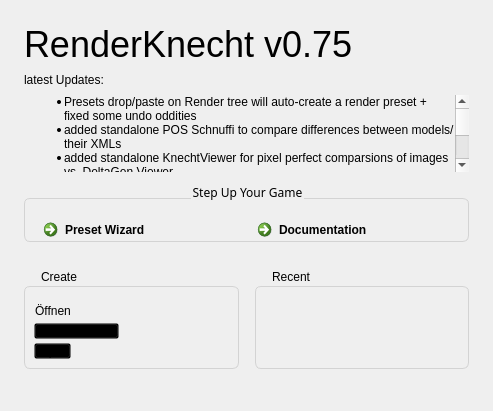
This is ui/knecht_welcome.ui in tappi287/RenderKnecht2 as Qt 5 draws it before an edit. The edited form follows.
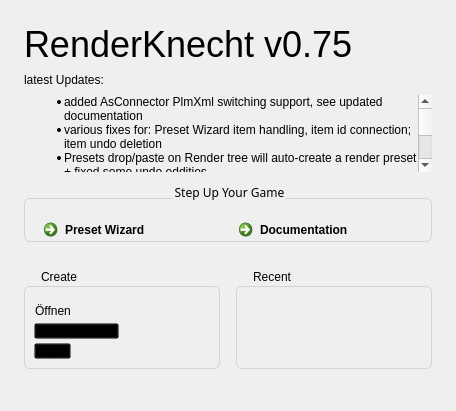
This is the edited form. Icons and pictures are not drawn.

Commit message: filter from which file types to create recent entries; remove leading/trailing line breaks, spaces from variants field text; add batch rendering PlmXml support; implement plmxml scene validation; improve asconnector request error handling;

What changed in the file:
```diff
--- a/ui/knecht_welcome.ui
+++ b/ui/knecht_welcome.ui
@@ -6,7 +6,7 @@
    <rect>
     <x>0</x>
     <y>0</y>
-    <width>493</width>
+    <width>456</width>
     <height>411</height>
    </rect>
   </property>
@@ -133,8 +133,8 @@
          <rect>
           <x>0</x>
           <y>0</y>
-          <width>430</width>
-          <height>132</height>
+          <width>393</width>
+          <height>165</height>
          </rect>
         </property>
         <layout class="QVBoxLayout" name="verticalLayout_5">
@@ -160,6 +160,8 @@
            </property>
            <property name="text">
             <string>&lt;ul&gt;
+&lt;li&gt;added AsConnector PlmXml switching support, see updated documentation&lt;/li&gt;
+&lt;li&gt;various fixes for: Preset Wizard item handling, item id connection; item undo deletion&lt;/li&gt;
 &lt;li&gt;Presets drop/paste on Render tree will auto-create a render preset + fixed some undo oddities&lt;/li&gt;
 &lt;li&gt;added standalone POS Schnuffi to compare differences between models/their XMLs&lt;/li&gt;
 &lt;li&gt;added standalone KnechtViewer for pixel perfect comparsions of images vs. DeltaGen Viewer&lt;/li&gt;
```
The commit also changes 20 other files.
